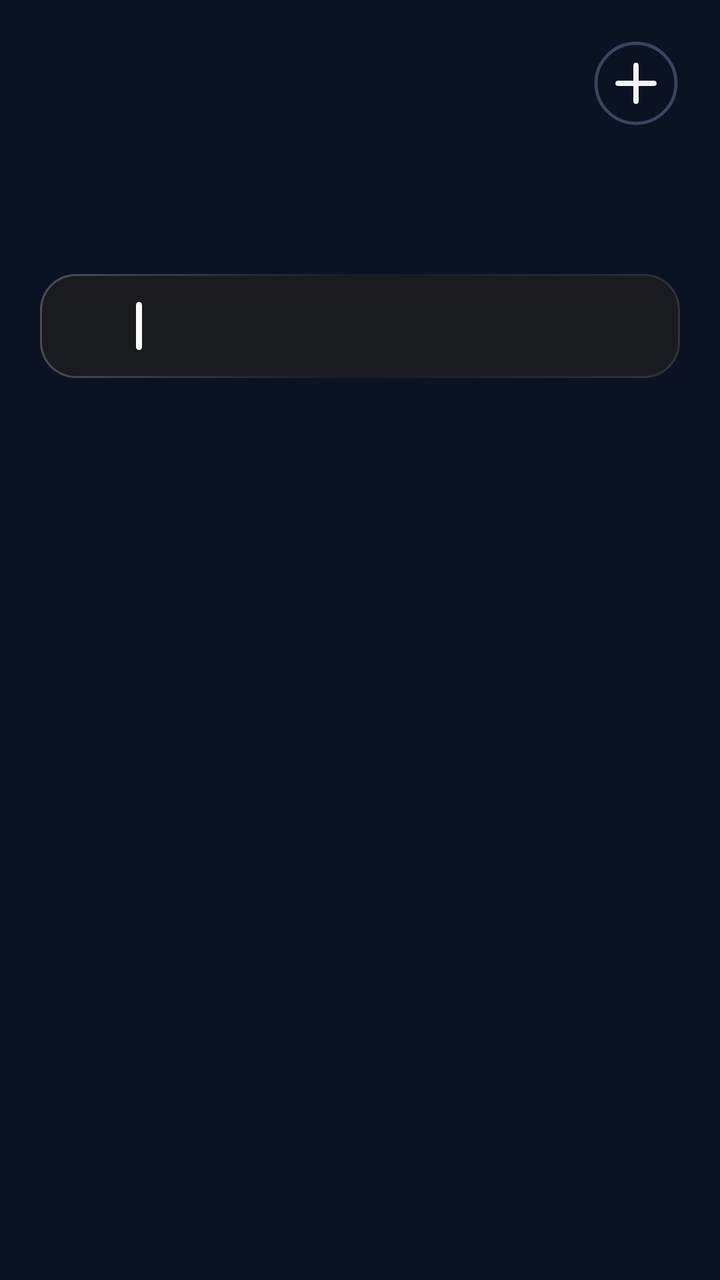
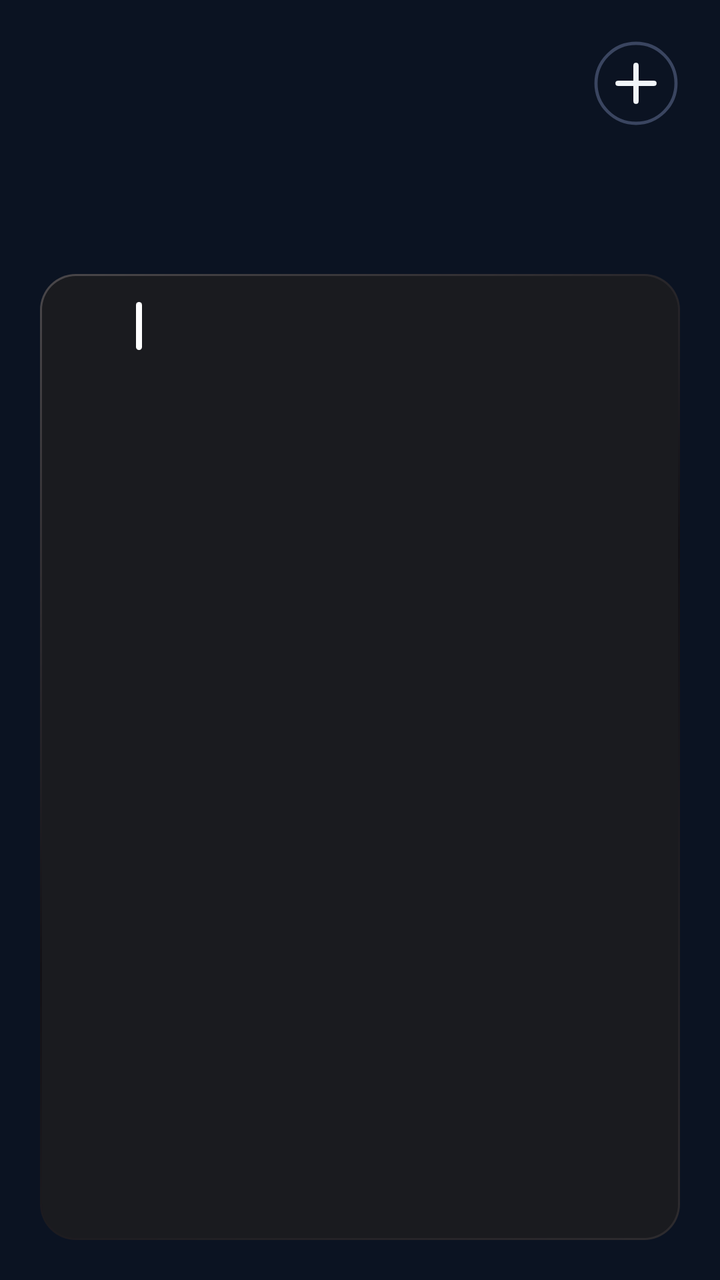

An Android layout rendered at two revisions. The XML below is the earlier revision; the diff shows what the commit changed to produce the second picture.
<!-- AndroidManifest.xml: application theme AppTheme -->
<!-- res/layout/cal_k1.xml -->
<?xml version="1.0" encoding="utf-8"?>
<FrameLayout
    xmlns:android="http://schemas.android.com/apk/res/android"
    android:id="@+id/root"
    android:layout_width="match_parent"
    android:layout_height="match_parent"
    android:padding="0dp">

    <ImageView
        android:id="@+id/cal_bg"
        android:layout_width="match_parent"
        android:layout_height="match_parent"
        android:importantForAccessibility="no"
        android:scaleType="fitXY" />
    <LinearLayout
        android:id="@+id/panel"
        android:layout_width="match_parent"
        android:layout_height="match_parent"
        android:background="@drawable/cal_panel"
        android:orientation="vertical"
        android:paddingStart="20dp"
        android:paddingTop="13dp"
        android:paddingEnd="20dp"
        android:paddingBottom="14dp">

        
        <LinearLayout
            android:layout_width="match_parent"
            android:layout_height="51dp"
            android:gravity="top"
            android:orientation="horizontal">
        
        <ImageView
            android:id="@+id/cal_day"
            android:layout_width="wrap_content"
            android:layout_height="33.4dp"
            android:layout_gravity="top"
            android:layout_marginTop="6.6dp"
            android:adjustViewBounds="true"
            android:scaleType="fitStart" />

            <LinearLayout
                android:layout_width="0dp"
                android:layout_height="wrap_content"
                android:layout_marginStart="12dp"
                android:layout_marginTop="2.5dp"
                android:layout_weight="1"
                android:orientation="vertical">
                <ImageView
                    android:id="@+id/cal_month"
                    android:layout_width="match_parent"
                    android:layout_height="23dp"
                    android:adjustViewBounds="true"
                    android:scaleType="fitStart" />
                <ImageView
                    android:id="@+id/cal_sub"
                    android:layout_width="match_parent"
                    android:layout_height="18dp"
                    android:adjustViewBounds="true"
                    android:layout_marginTop="2dp"
                    android:scaleType="fitStart" />
            </LinearLayout>

            <ImageView
                android:id="@+id/btn_add"
                android:layout_width="44dp"
                android:layout_height="44dp"
                android:layout_marginTop="6.6dp"
                android:contentDescription="New event"
                android:src="@drawable/ic_cal_add" />
        </LinearLayout>

        
        <LinearLayout
            android:layout_width="match_parent"
            android:layout_height="54dp"
            android:layout_marginTop="9.1dp"
            android:orientation="horizontal">
            <LinearLayout
                android:layout_width="40dp"
                android:layout_height="match_parent"
                android:orientation="vertical">
                
                <LinearLayout
                    android:id="@+id/wk_col_0"
                    android:layout_width="match_parent"
                    android:layout_height="match_parent"
                    android:gravity="center_horizontal"
                    android:orientation="vertical"
                    android:paddingTop="4dp">
                    <ImageView
                        android:id="@+id/wk_label_0"
                        android:layout_width="wrap_content"
                        android:layout_height="16dp"
                        android:adjustViewBounds="true"
                        android:scaleType="fitCenter" />
                    <ImageView
                        android:id="@+id/wk_num_0"
                        android:layout_width="wrap_content"
                        android:layout_height="34dp"
                        android:adjustViewBounds="true"
                        android:layout_marginTop="0dp"
                        android:scaleType="fitCenter" />
                </LinearLayout>
            </LinearLayout>
            <FrameLayout
                android:layout_width="0dp"
                android:layout_height="1dp"
                android:layout_weight="1" />
            <LinearLayout
                android:layout_width="40dp"
                android:layout_height="match_parent"
                android:orientation="vertical">
                
                <LinearLayout
                    android:id="@+id/wk_col_1"
                    android:layout_width="match_parent"
                    android:layout_height="match_parent"
                    android:gravity="center_horizontal"
                    android:orientation="vertical"
                    android:paddingTop="4dp">
                    <ImageView
                        android:id="@+id/wk_label_1"
                        android:layout_width="wrap_content"
                        android:layout_height="16dp"
                        android:adjustViewBounds="true"
                        android:scaleType="fitCenter" />
                    <ImageView
                        android:id="@+id/wk_num_1"
                        android:layout_width="wrap_content"
                        android:layout_height="34dp"
                        android:adjustViewBounds="true"
                        android:layout_marginTop="0dp"
                        android:scaleType="fitCenter" />
                </LinearLayout>
            </LinearLayout>
            <FrameLayout
                android:layout_width="0dp"
                android:layout_height="1dp"
                android:layout_weight="1" />
            <LinearLayout
                android:layout_width="40dp"
                android:layout_height="match_parent"
                android:orientation="vertical">
                
                <LinearLayout
                    android:id="@+id/wk_col_2"
                    android:layout_width="match_parent"
                    android:layout_height="match_parent"
                    android:gravity="center_horizontal"
                    android:orientation="vertical"
                    android:paddingTop="4dp">
                    <ImageView
                        android:id="@+id/wk_label_2"
                        android:layout_width="wrap_content"
                        android:layout_height="16dp"
                        android:adjustViewBounds="true"
                        android:scaleType="fitCenter" />
                    <ImageView
                        android:id="@+id/wk_num_2"
                        android:layout_width="wrap_content"
                        android:layout_height="34dp"
                        android:adjustViewBounds="true"
                        android:layout_marginTop="0dp"
                        android:scaleType="fitCenter" />
                </LinearLayout>
            </LinearLayout>
            <FrameLayout
                android:layout_width="0dp"
                android:layout_height="1dp"
                android:layout_weight="1" />
            <LinearLayout
                android:layout_width="40dp"
                android:layout_height="match_parent"
                android:orientation="vertical">
                
                <LinearLayout
                    android:id="@+id/wk_col_3"
                    android:layout_width="match_parent"
                    android:layout_height="match_parent"
                    android:gravity="center_horizontal"
                    android:orientation="vertical"
                    android:paddingTop="4dp">
                    <ImageView
                        android:id="@+id/wk_label_3"
                        android:layout_width="wrap_content"
                        android:layout_height="16dp"
                        android:adjustViewBounds="true"
                        android:scaleType="fitCenter" />
                    <ImageView
                        android:id="@+id/wk_num_3"
                        android:layout_width="wrap_content"
                        android:layout_height="34dp"
                        android:adjustViewBounds="true"
                        android:layout_marginTop="0dp"
                        android:scaleType="fitCenter" />
                </LinearLayout>
            </LinearLayout>
            <FrameLayout
                android:layout_width="0dp"
                android:layout_height="1dp"
                android:layout_weight="1" />
            <LinearLayout
                android:layout_width="40dp"
                android:layout_height="match_parent"
                android:orientation="vertical">
                
                <LinearLayout
                    android:id="@+id/wk_col_4"
                    android:layout_width="match_parent"
                    android:layout_height="match_parent"
                    android:gravity="center_horizontal"
                    android:orientation="vertical"
                    android:paddingTop="4dp">
                    <ImageView
                        android:id="@+id/wk_label_4"
                        android:layout_width="wrap_content"
                        android:layout_height="16dp"
                        android:adjustViewBounds="true"
                        android:scaleType="fitCenter" />
                    <ImageView
                        android:id="@+id/wk_num_4"
                        android:layout_width="wrap_content"
                        android:layout_height="34dp"
                        android:adjustViewBounds="true"
                        android:layout_marginTop="0dp"
                        android:scaleType="fitCenter" />
                </LinearLayout>
            </LinearLayout>
            <FrameLayout
                android:layout_width="0dp"
                android:layout_height="1dp"
                android:layout_weight="1" />
            <LinearLayout
                android:layout_width="40dp"
                android:layout_height="match_parent"
                android:orientation="vertical">
                
                <LinearLayout
                    android:id="@+id/wk_col_5"
                    android:layout_width="match_parent"
                    android:layout_height="match_parent"
                    android:gravity="center_horizontal"
                    android:orientation="vertical"
                    android:paddingTop="4dp">
                    <ImageView
                        android:id="@+id/wk_label_5"
                        android:layout_width="wrap_content"
                        android:layout_height="16dp"
                        android:adjustViewBounds="true"
                        android:scaleType="fitCenter" />
                    <ImageView
                        android:id="@+id/wk_num_5"
                        android:layout_width="wrap_content"
                        android:layout_height="34dp"
                        android:adjustViewBounds="true"
                        android:layout_marginTop="0dp"
                        android:scaleType="fitCenter" />
                </LinearLayout>
            </LinearLayout>
            <FrameLayout
                android:layout_width="0dp"
                android:layout_height="1dp"
                android:layout_weight="1" />
            <LinearLayout
                android:layout_width="40dp"
                android:layout_height="match_parent"
                android:orientation="vertical">
                
                <LinearLayout
                    android:id="@+id/wk_col_6"
                    android:layout_width="match_parent"
                    android:layout_height="match_parent"
                    android:gravity="center_horizontal"
                    android:orientation="vertical"
                    android:paddingTop="4dp">
                    <ImageView
                        android:id="@+id/wk_label_6"
                        android:layout_width="wrap_content"
                        android:layout_height="16dp"
                        android:adjustViewBounds="true"
                        android:scaleType="fitCenter" />
                    <ImageView
                        android:id="@+id/wk_num_6"
                        android:layout_width="wrap_content"
                        android:layout_height="34dp"
                        android:adjustViewBounds="true"
                        android:layout_marginTop="0dp"
                        android:scaleType="fitCenter" />
                </LinearLayout>
            </LinearLayout>
        </LinearLayout>


        
        <LinearLayout
            android:id="@+id/cal_events"
            android:layout_width="match_parent"
            android:layout_height="wrap_content"
            android:layout_marginTop="10dp"
            android:background="@drawable/cal_card"
            android:orientation="vertical"
            android:paddingTop="4dp"
            android:paddingBottom="4dp"
            android:paddingEnd="12dp">
            <LinearLayout
                android:id="@+id/cal_row_0"
                android:layout_width="match_parent"
                android:layout_height="44dp"
                android:gravity="center_vertical"
                android:orientation="horizontal">
                
                <LinearLayout
                    android:id="@+id/cal_day_0"
                    android:layout_width="44dp"
                    android:layout_height="wrap_content"
                    android:gravity="center_horizontal"
                    android:orientation="vertical">
                    <ImageView
                        android:id="@+id/cal_dname_0"
                        android:layout_width="wrap_content"
                        android:layout_height="12dp"
                        android:adjustViewBounds="true"
                        android:scaleType="fitCenter" />
                    <ImageView
                        android:id="@+id/cal_dnum_0"
                        android:layout_width="wrap_content"
                        android:layout_height="20dp"
                        android:adjustViewBounds="true"
                        android:scaleType="fitCenter" />
                </LinearLayout>
                <ImageView
                    android:id="@+id/cal_bar_0"
                    android:layout_width="3dp"
                    android:layout_height="24dp"
                    android:layout_marginStart="4dp"
                    android:layout_marginEnd="10dp"
                    android:scaleType="fitXY"
                    android:src="@drawable/cal_bar" />
                <LinearLayout
                    android:layout_width="0dp"
                    android:layout_height="wrap_content"
                    android:layout_weight="1"
                    android:orientation="vertical">
                    <ImageView
                        android:id="@+id/cal_title_0"
                        android:layout_width="match_parent"
                        android:layout_height="19dp"
                        android:adjustViewBounds="true"
                        android:scaleType="fitStart" />
                    <LinearLayout
                        android:layout_width="match_parent"
                        android:layout_height="wrap_content"
                        android:orientation="horizontal">
                        <ImageView
                            android:id="@+id/cal_time_0"
                            android:layout_width="wrap_content"
                            android:layout_height="14dp"
                            android:adjustViewBounds="true"
                            android:scaleType="fitStart" />
                        <ImageView
                            android:id="@+id/cal_hint_0"
                            android:layout_width="wrap_content"
                            android:layout_height="14dp"
                            android:adjustViewBounds="true"
                            android:layout_marginStart="8dp"
                            android:scaleType="fitStart" />
                    </LinearLayout>
                </LinearLayout>
            </LinearLayout>
        </LinearLayout>
    </LinearLayout>
</FrameLayout>
<!-- resources referenced by this layout -->
<resources>
  <!-- drawable cal_bar (drawable) -->
  <?xml version="1.0" encoding="utf-8"?>
  <shape xmlns:android="http://schemas.android.com/apk/res/android" android:shape="rectangle">
      <solid android:color="#FFFFFFFF" />
      <corners android:radius="2dp" />
  </shape>
  <!-- drawable cal_card (drawable) -->
  <?xml version="1.0" encoding="utf-8"?>
  <layer-list xmlns:android="http://schemas.android.com/apk/res/android">
      <item>
          <shape android:shape="rectangle">
              <corners android:radius="18dp" />
              <gradient
                  android:angle="315"
                  android:centerColor="#08F3ECE8"
                  android:endColor="#26F3ECE8"
                  android:startColor="#45F3ECE8" />
          </shape>
      </item>
      <item
          android:bottom="1dp"
          android:left="1dp"
          android:right="1dp"
          android:top="1dp">
          <shape android:shape="rectangle">
              <corners android:radius="17dp" />
              <solid android:color="#FF1A1B1F" />
          </shape>
      </item>
  </layer-list>
  <!-- drawable cal_panel (drawable) -->
  <?xml version="1.0" encoding="utf-8"?>
  <shape xmlns:android="http://schemas.android.com/apk/res/android" android:shape="rectangle">
      <solid android:color="#00000000" />
      <corners android:radius="@dimen/widget_radius" />
  </shape>
  <!-- drawable ic_cal_add (drawable) -->
  <?xml version="1.0" encoding="utf-8"?>
  <vector xmlns:android="http://schemas.android.com/apk/res/android"
      android:width="44dp"
      android:height="44dp"
      android:viewportWidth="44"
      android:viewportHeight="44">
      <path
          android:pathData="M22,22m-20,0a20,20 0,1 1,40 0a20,20 0,1 1,-40 0"
          android:strokeColor="#FF3A4560"
          android:strokeWidth="1.6" />
      <path
          android:pathData="M13,22L31,22M22,13L22,31"
          android:strokeColor="#FFF1F5F9"
          android:strokeLineCap="round"
          android:strokeWidth="2.6" />
  </vector>
  <style name="AppTheme" parent="@android:style/Theme.DeviceDefault.NoActionBar">
          <item name="android:colorAccent">#DF8B35</item>
          <item name="android:colorControlActivated">#DF8B35</item>
          <item name="android:windowBackground">#0B1322</item>
          <item name="android:statusBarColor">#0E111A</item>
          <item name="android:navigationBarColor">#0B1322</item>
          <item name="android:textColorHint">#718096</item>
      </style>
  <dimen name="widget_radius">28dp</dimen>
</resources>

<!-- the commit's change to res/layout/cal_k1.xml (unified diff, before → after) -->
@@ -21,7 +21,7 @@
         android:paddingStart="20dp"
         android:paddingTop="13dp"
         android:paddingEnd="20dp"
-        android:paddingBottom="14dp">
+        android:paddingBottom="20dp">
 
         
         <LinearLayout
@@ -296,7 +296,8 @@
         <LinearLayout
             android:id="@+id/cal_events"
             android:layout_width="match_parent"
-            android:layout_height="wrap_content"
+            android:layout_height="0dp"
+            android:layout_weight="1"
             android:layout_marginTop="10dp"
             android:background="@drawable/cal_card"
             android:orientation="vertical"
<!-- resource entries referenced after the edit -->
@@ -14,9 +14,9 @@
               <corners android:radius="18dp" />
               <gradient
                   android:angle="315"
-                  android:centerColor="#08F3ECE8"
-                  android:endColor="#26F3ECE8"
-                  android:startColor="#45F3ECE8" />
+                  android:centerColor="#FF121116"
+                  android:endColor="#FF2E2C2F"
+                  android:startColor="#FF4A474A" />
           </shape>
       </item>
       <item
